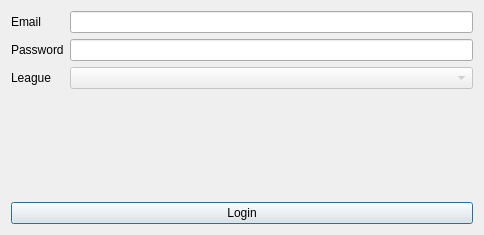
This is forms/logindialog.ui in xyzz/acquisition as Qt 5 draws it before an edit. The edited form follows.
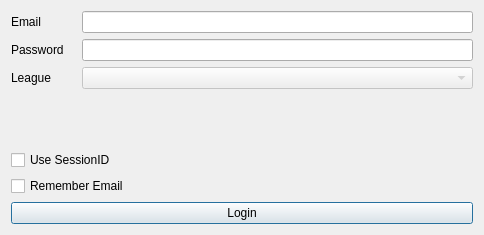
This is the edited form.

Commit message: - Login with SessionID  - Remember Settings (emails/sessionID and checkBoxs)

```diff
--- a/forms/logindialog.ui
+++ b/forms/logindialog.ui
@@ -10,6 +10,18 @@
     <height>235</height>
    </rect>
   </property>
+  <property name="minimumSize">
+   <size>
+    <width>484</width>
+    <height>235</height>
+   </size>
+  </property>
+  <property name="maximumSize">
+   <size>
+    <width>484</width>
+    <height>235</height>
+   </size>
+  </property>
   <property name="windowTitle">
    <string>Log in</string>
   </property>
@@ -18,6 +30,12 @@
     <layout class="QFormLayout" name="formLayout">
      <item row="0" column="0">
       <widget class="QLabel" name="label">
+       <property name="minimumSize">
+        <size>
+         <width>65</width>
+         <height>0</height>
+        </size>
+       </property>
        <property name="text">
         <string>Email</string>
        </property>
@@ -42,6 +60,12 @@
      </item>
      <item row="2" column="0">
       <widget class="QLabel" name="label_3">
+       <property name="minimumSize">
+        <size>
+         <width>65</width>
+         <height>0</height>
+        </size>
+       </property>
        <property name="text">
         <string>League</string>
        </property>
@@ -56,6 +80,20 @@
      </item>
     </layout>
    </item>
+   <item>
+    <widget class="QCheckBox" name="sessIDcheckBox">
+     <property name="text">
+      <string>Use SessionID</string>
+     </property>
+    </widget>
+   </item>
+   <item>
+    <widget class="QCheckBox" name="remEmailcheckBox">
+     <property name="text">
+      <string>Remember Email</string>
+     </property>
+    </widget>
+   </item>
    <item>
     <widget class="QPushButton" name="loginButton">
      <property name="text">
```
Left out of the diff: 35 changed lines with no effect on the pictures. The commit also changes 2 other files.
